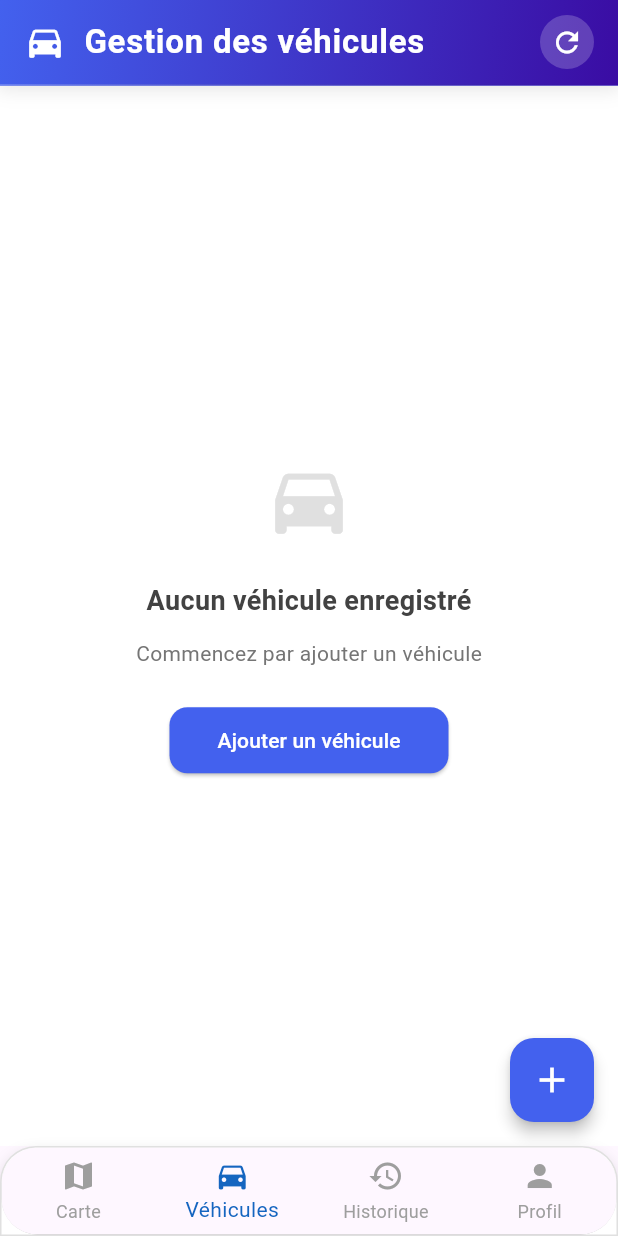
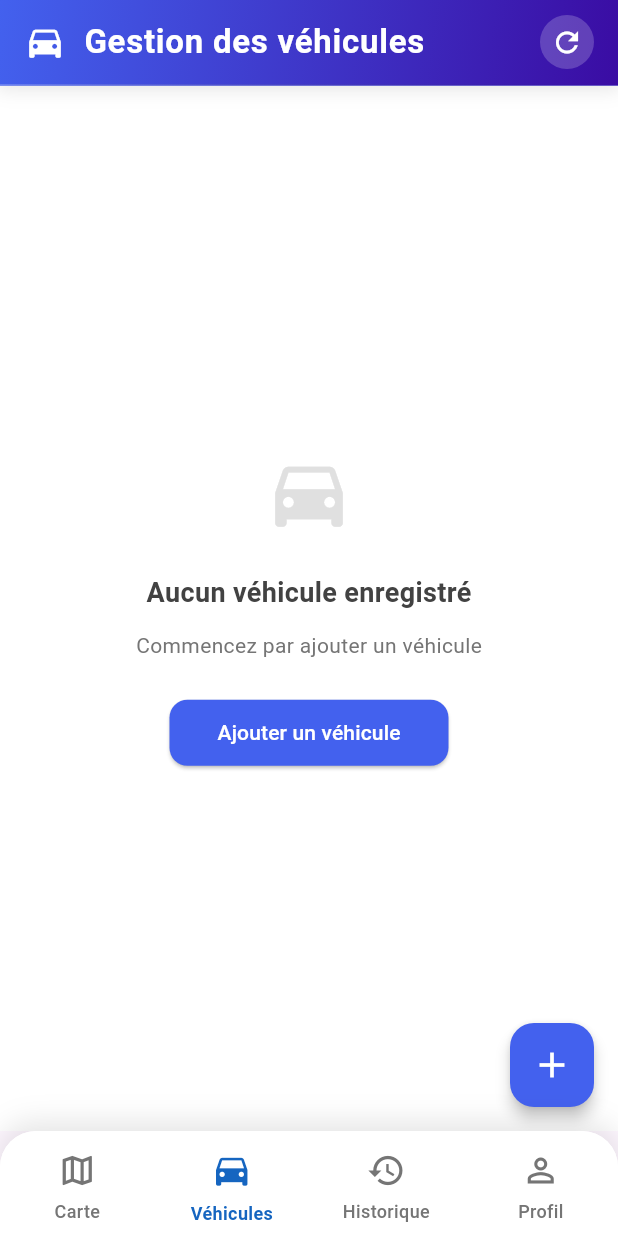
Before and after one commit to WilsonFrederique/-APPLICATION-MOBILE-FLEET-LIVE, a Flutter app: the screen it shows once a user with an empty profile is signed in, item 2 of the bottom bar chosen, on a phone screen of 412 x 824 dp. Run offline on Flutter 3.47's test engine with Material 3 defaults, Android fonts, the phone set to English and light mode, and no system bars; our stand-ins replace firebase_auth, firebase_core, firebase_database, geolocator, google_maps_flutter; accounts and stored records are empty.

Commit message:
Refonte : FullStack

```diff
--- a/lib/screens/main_navigation.dart
+++ b/lib/screens/main_navigation.dart
@@ -74,38 +74,91 @@ class _MainLayoutState extends State<MainLayout> {
             topLeft: Radius.circular(24),
             topRight: Radius.circular(24),
           ),
-          border: Border.all(color: Colors.grey.shade300, width: 1),
           boxShadow: [
             BoxShadow(
-              color: Colors.black12,
-              blurRadius: 8,
-              offset: const Offset(0, 4),
+              color: Colors.black.withOpacity(0.1),
+              blurRadius: 16,
+              spreadRadius: 2,
+              offset: const Offset(0, -4),
             ),
           ],
         ),
         child: ClipRRect(
-          borderRadius: BorderRadius.circular(24),
+          borderRadius: const BorderRadius.only(
+            topLeft: Radius.circular(24),
+            topRight: Radius.circular(24),
+          ),
           child: BottomNavigationBar(
             currentIndex: _currentIndex,
             selectedItemColor: themeColor,
-            unselectedItemColor: Colors.grey,
+            unselectedItemColor: Colors.grey[600],
             type: BottomNavigationBarType.fixed,
+            elevation: 0,
+            backgroundColor: Colors.white,
+            showSelectedLabels: true,
+            showUnselectedLabels: true,
+            selectedLabelStyle: const TextStyle(
+              fontSize: 12,
+              fontWeight: FontWeight.w600,
+              height: 1.5,
+            ),
+            unselectedLabelStyle: const TextStyle(
+              fontSize: 12,
+              fontWeight: FontWeight.w500,
+              height: 1.5,
+            ),
+            selectedIconTheme: IconThemeData(
+              size: 28,
+              color: themeColor,
+            ),
+            unselectedIconTheme: IconThemeData(
+              size: 26,
+              color: Colors.grey[600],
+            ),
             onTap: (index) => setState(() => _currentIndex = index),
-            items: const [
+            items: [
               BottomNavigationBarItem(
-                icon: Icon(Icons.map),
+                icon: Container(
+                  padding: const EdgeInsets.symmetric(vertical: 6),
+                  child: const Icon(Icons.map_outlined),
+                ),
+                activeIcon: Container(
+                  padding: const EdgeInsets.symmetric(vertical: 6),
+                  child: const Icon(Icons.map),
+                ),
                 label: 'Carte',
               ),
               BottomNavigationBarItem(
-                icon: Icon(Icons.directions_car),
+                icon: Container(
+                  padding: const EdgeInsets.symmetric(vertical: 6),
+                  child: const Icon(Icons.directions_car_outlined),
+                ),
+                activeIcon: Container(
+                  padding: const EdgeInsets.symmetric(vertical: 6),
+                  child: const Icon(Icons.directions_car),
+                ),
                 label: 'Véhicules',
               ),
               BottomNavigationBarItem(
-                icon: Icon(Icons.history),
+                icon: Container(
+                  padding: const EdgeInsets.symmetric(vertical: 6),
+                  child: const Icon(Icons.history_outlined),
+                ),
+                activeIcon: Container(
+                  padding: const EdgeInsets.symmetric(vertical: 6),
+                  child: const Icon(Icons.history),
+                ),
                 label: 'Historique',
               ),
               BottomNavigationBarItem(
-                icon: Icon(Icons.person),
+                icon: Container(
+                  padding: const EdgeInsets.symmetric(vertical: 6),
+                  child: const Icon(Icons.person_outline),
+                ),
+                activeIcon: Container(
+                  padding: const EdgeInsets.symmetric(vertical: 6),
+                  child: const Icon(Icons.person),
+                ),
                 label: 'Profil',
               ),
             ],
```
